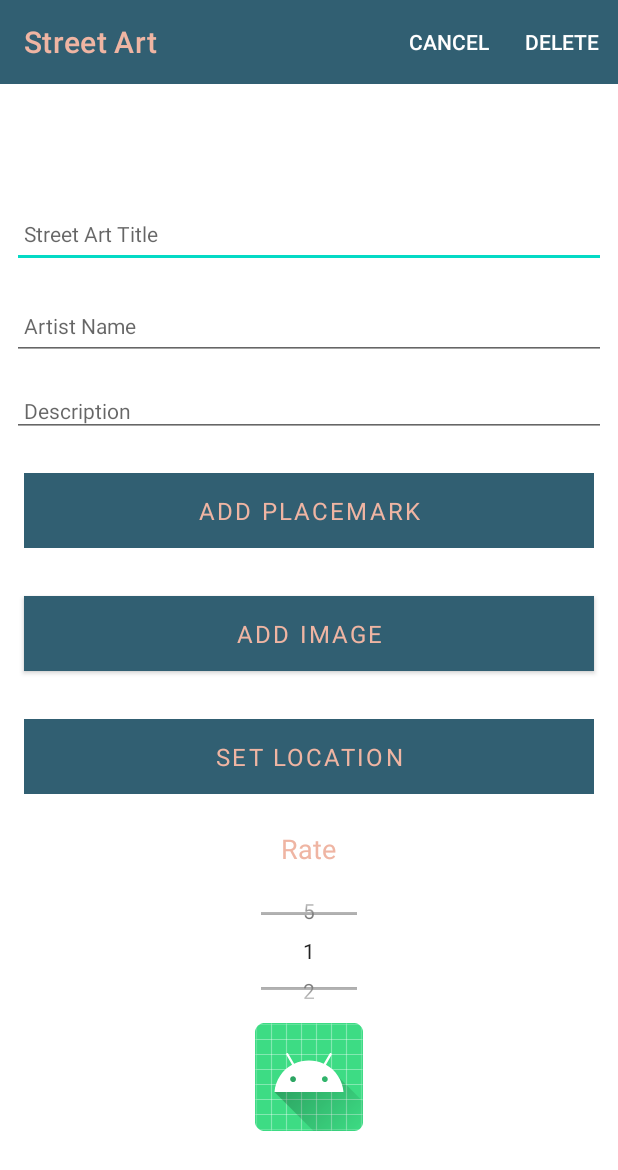
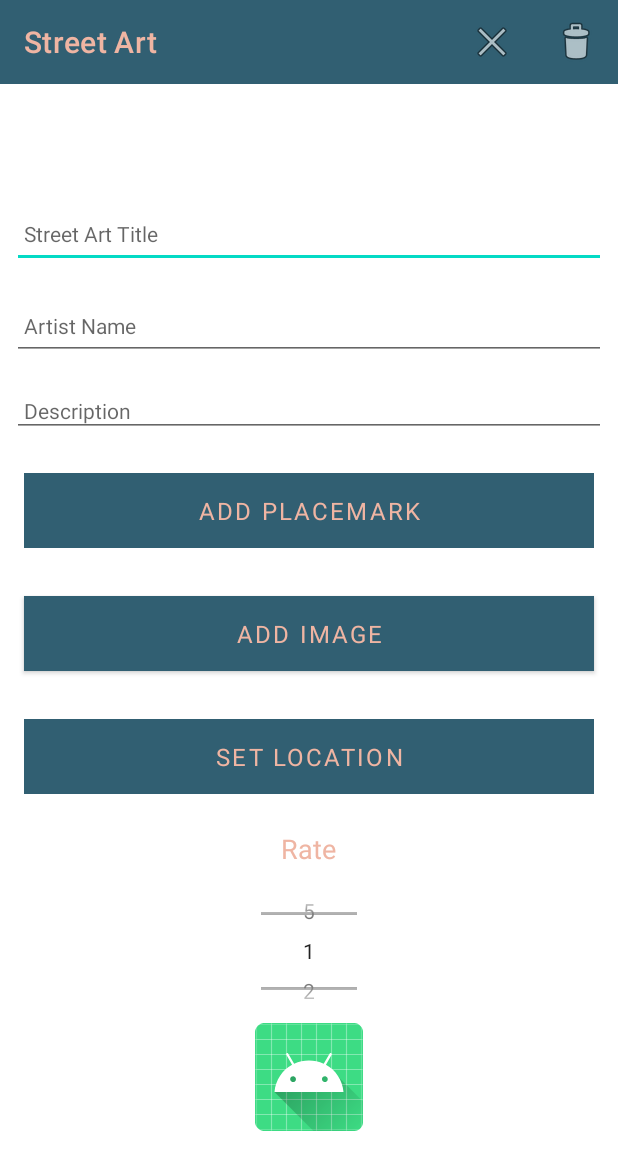
Before and after one commit to DaleH1609/StreetArt, an Android app: the StreetArtActivity screen opened directly, with no data from a screen before it, on a phone screen of 412 x 824 dp. Shown: the top 1170 px of the screen. Run offline under Robolectric (Android 15) with nearby library versions, the phone set to English and light mode, and no system bars; our stand-ins replace Picasso, Timber; Roboto replaces fonts that are not available here.

Commit message:
New UI Icons added

```diff
--- a/app/src/main/res/menu/menu_placemark.xml
+++ b/app/src/main/res/menu/menu_placemark.xml
@@ -5,12 +5,14 @@
     <item
         android:id="@+id/item_cancel"
         android:title="@string/menu_cancelPlacemark"
+        android:icon="@android:drawable/ic_menu_close_clear_cancel"
         android:fontFamily="@font/alfa_slab_one"
         app:showAsAction="always"/>
 
     <item
         android:id="@+id/item_delete"
         android:title="@string/menu_deletePlacemark"
+        android:icon="@android:drawable/ic_menu_delete"
         android:fontFamily="@font/alfa_slab_one"
         app:showAsAction="always"/>
 </menu>
```
